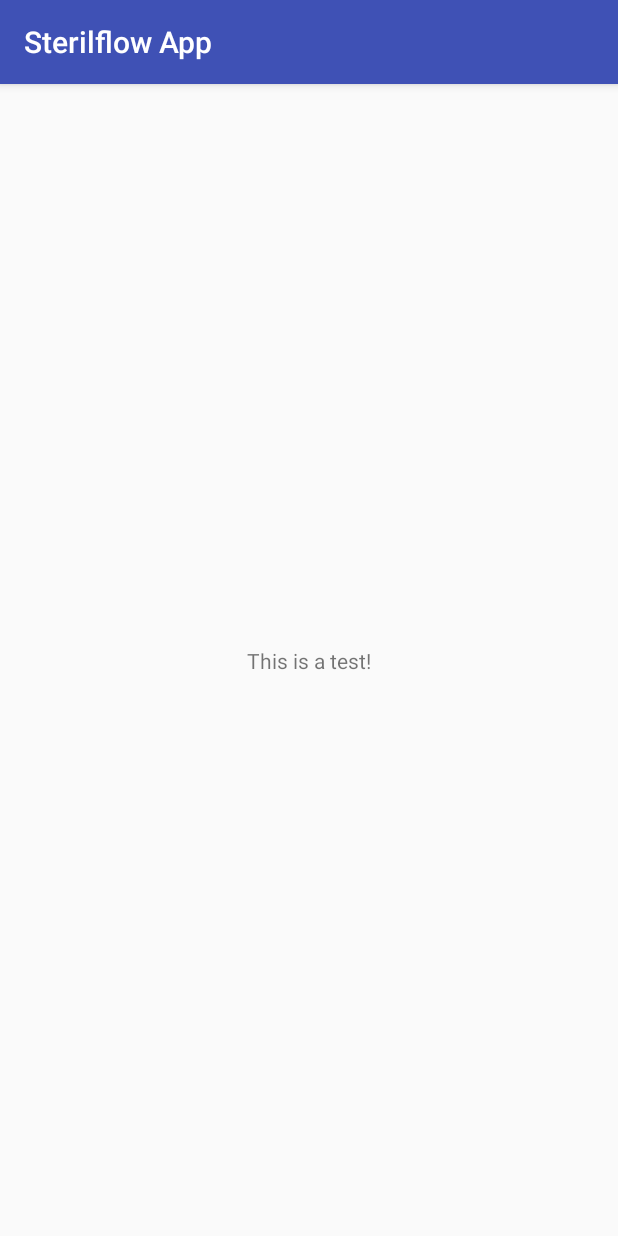
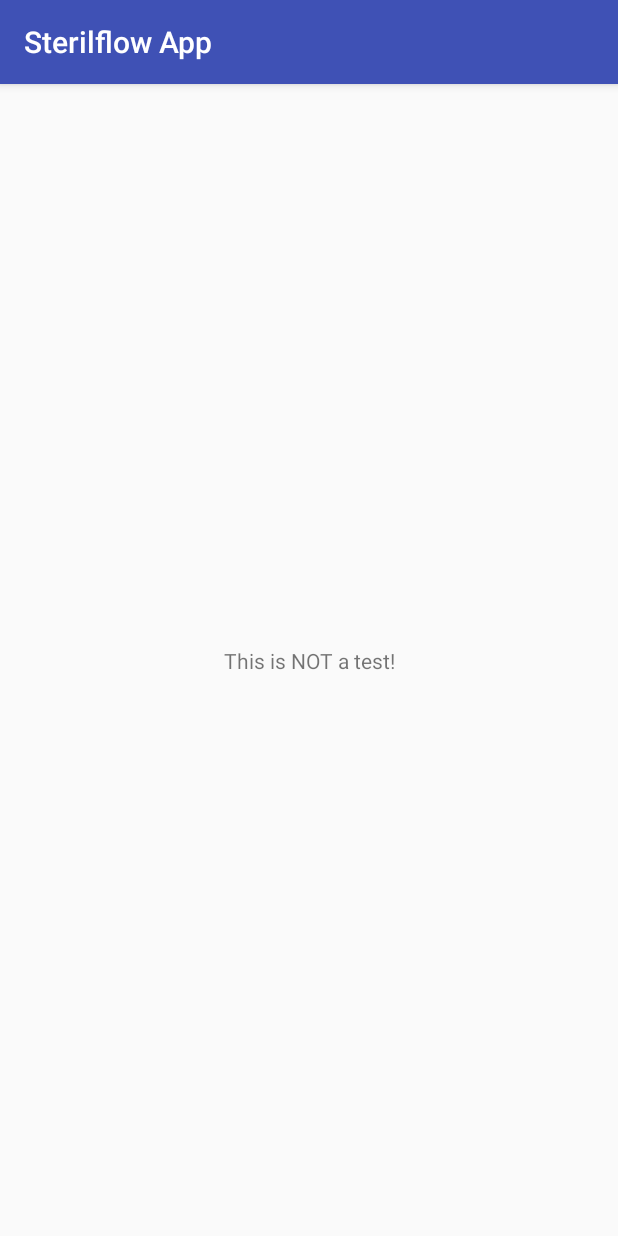
Before and after one commit to rikkepilgaard/SterilflowApp, an Android app: the screen it shows after launch (TableActivity), on a phone screen of 412 x 824 dp. Run offline under Robolectric (Android 15) with nearby library versions, the phone set to English and light mode, and no system bars.

Commit message:
Test from Sofies repository

```diff
--- a/app/src/main/res/layout/activity_table.xml
+++ b/app/src/main/res/layout/activity_table.xml
@@ -7,9 +7,10 @@
     tools:context=".TableActivity">
 
     <TextView
+        android:id="@+id/txtHelloWorld"
         android:layout_width="wrap_content"
         android:layout_height="wrap_content"
-        android:text="This is a test!"
+        android:text="This is NOT a test!"
         app:layout_constraintBottom_toBottomOf="parent"
         app:layout_constraintLeft_toLeftOf="parent"
         app:layout_constraintRight_toRightOf="parent"
```
